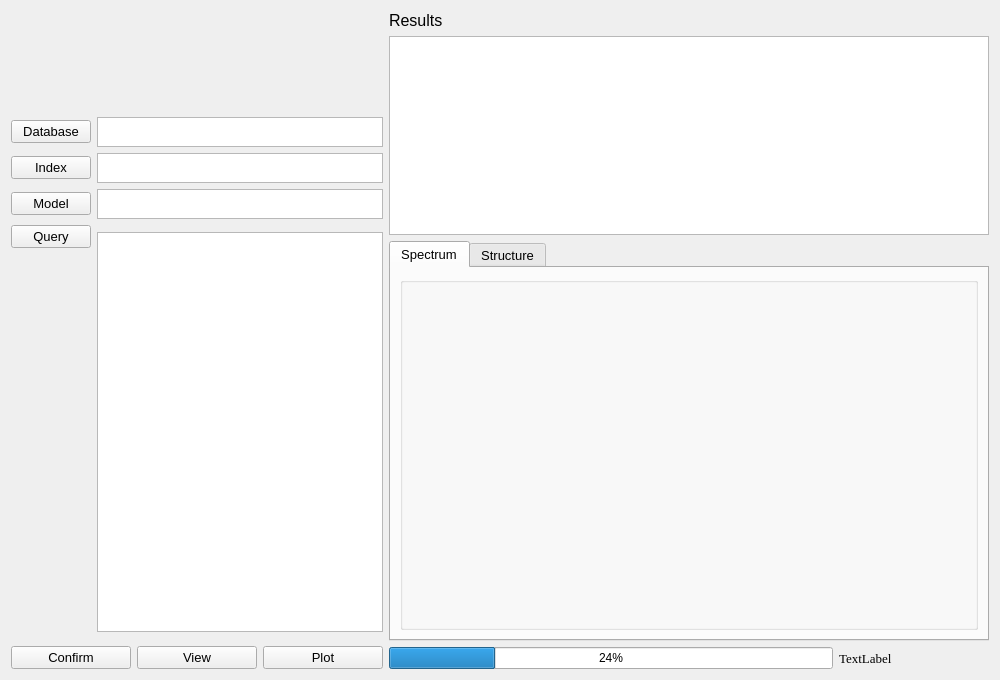
This is GUI/ui/FastEI_.ui in Qiong-Yang/FastEI as Qt 5 draws it before an edit. The edited form follows.
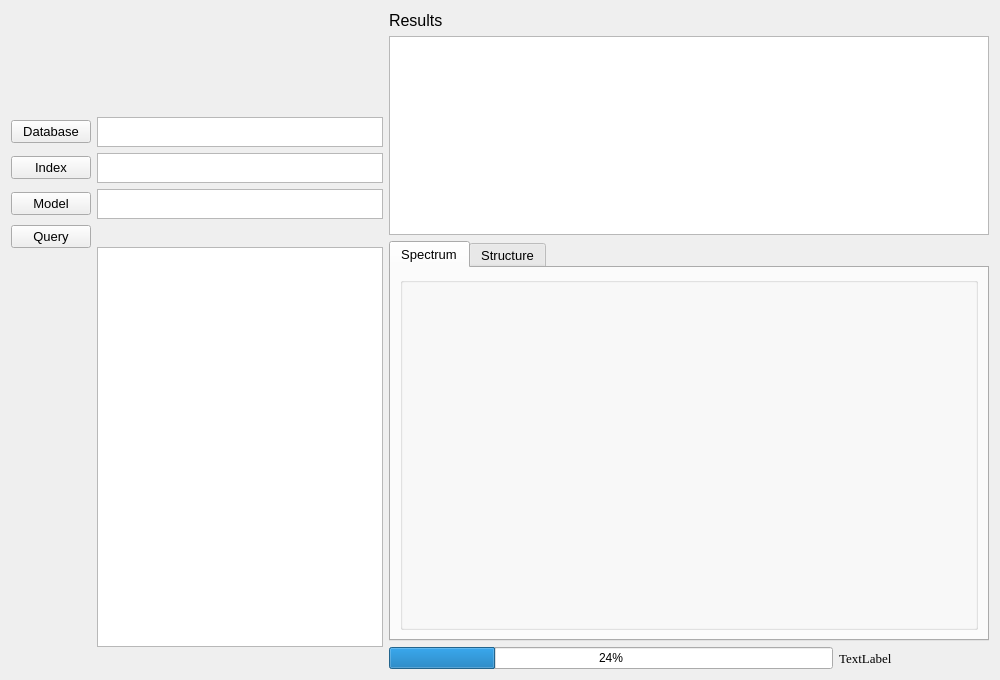
This is the edited form. Icons and pictures are not drawn.

```diff
--- a/GUI/ui/FastEI_.ui
+++ b/GUI/ui/FastEI_.ui
@@ -182,47 +182,7 @@
       </widget>
      </item>
      <item row="6" column="0" colspan="2">
-      <layout class="QHBoxLayout" name="horizontalLayout">
-       <item>
-        <widget class="QPushButton" name="pushButtonOk">
-         <property name="font">
-          <font>
-           <family>Arial</family>
-           <pointsize>10</pointsize>
-          </font>
-         </property>
-         <property name="text">
-          <string>Confirm</string>
-         </property>
-        </widget>
-       </item>
-       <item>
-        <widget class="QPushButton" name="pushButtonView">
-         <property name="font">
-          <font>
-           <family>Arial</family>
-           <pointsize>10</pointsize>
-          </font>
-         </property>
-         <property name="text">
-          <string>View</string>
-         </property>
-        </widget>
-       </item>
-       <item>
-        <widget class="QPushButton" name="pushButtonPlot">
-         <property name="font">
-          <font>
-           <family>Arial</family>
-           <pointsize>10</pointsize>
-          </font>
-         </property>
-         <property name="text">
-          <string>Plot</string>
-         </property>
-        </widget>
-       </item>
-      </layout>
+      <layout class="QHBoxLayout" name="horizontalLayout"/>
      </item>
      <item row="0" column="0" colspan="2">
       <widget class="QLabel" name="label_2">
```
